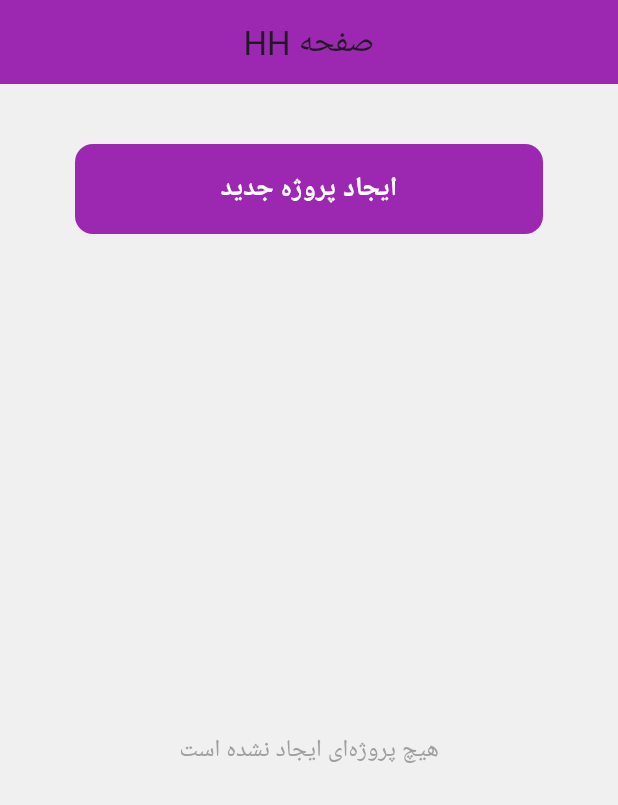
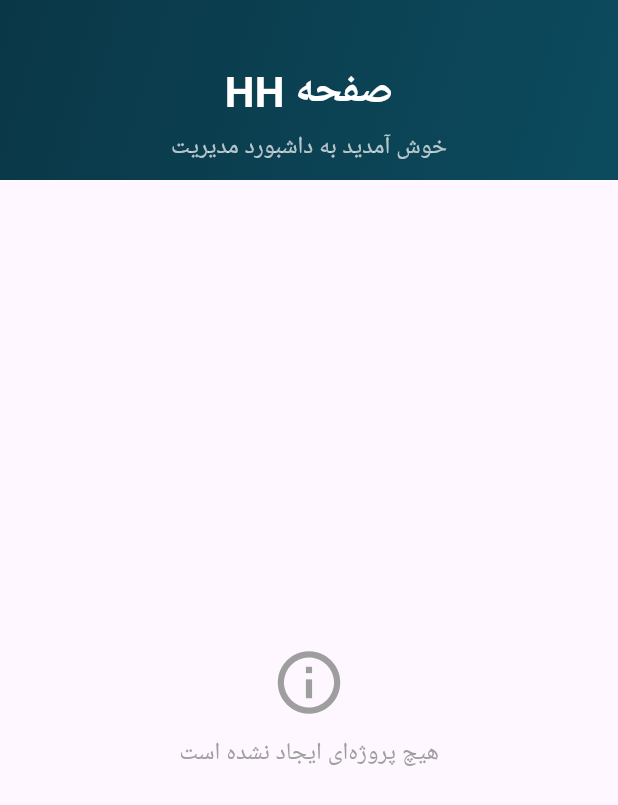
Before and after one commit to MarMar-mg/flutter_project_management, a Flutter app: the AdminHomePage screen opened directly with empty values, on a phone screen of 412 x 824 dp. Shown: the top 805 px of the screen. Run offline on Flutter 3.47's test engine with Material 3 defaults, Android fonts, the light colour scheme and no system bars; our stand-ins replace connectivity_plus, dartz, equatable, file_picker, get_it, get_storage and 4 more; accounts and stored records are empty.

Commit message:
home page(fix ui as theme)

```diff
--- a/lib/features/admin/home_page/pages/home_page.dart
+++ b/lib/features/admin/home_page/pages/home_page.dart
@@ -1,6 +1,6 @@
 import 'package:flutter/material.dart';
-import 'package:flutter/foundation.dart';
-import '../../../../applications/colors.dart';
+import 'package:managment_flutter_project/applications/colors.dart';
+
 import '../../../../main.dart';
 import '../../new_project/pages/creat_new_project_page.dart';
 import '../../projects/pages/project_page.dart';
@@ -14,106 +14,77 @@ class AdminHomePage extends StatefulWidget {
 }
 
 class _AdminHomePageState extends State<AdminHomePage> {
-  final List<String> projects = [];
+  late Future<dynamic> getProjectsFuture;
+
+  @override
+  void initState() {
+    super.initState();
+    getProjectsFuture = SupaBase.from('projects').select().eq('creator', widget.userId);
+  }
 
   void _addNewProject() {
     Navigator.push(
       context,
-      MaterialPageRoute(builder: (context) => CreateProjectPage(userId: widget.userId,)),
+      MaterialPageRoute(builder: (context) => CreateProjectPage(userId: widget.userId)),
     );
   }
 
   @override
   Widget build(BuildContext context) {
-    var getProjects = SupaBase.from('projects').select().eq('creator', widget.userId);
     return FutureBuilder(
-        future: getProjects,
+      future: getProjectsFuture,
       builder: (context, snapshot) {
-          if (!snapshot.hasData) {
+        if (snapshot.connectionState == ConnectionState.waiting) {
           return const Center(child: CircularProgressIndicator());
+        } else if (snapshot.hasError) {
+          return Center(child: Text('خطا در دریافت اطلاعات'));
+        } else if (!snapshot.hasData || snapshot.data.isEmpty) {
+          return Scaffold(
+            appBar: _buildCustomAppBar(),
+            body: Center(
+              child: Column(
+                mainAxisAlignment: MainAxisAlignment.center,
+                children: [
+                  Icon(Icons.info_outline, size: 50, color: Colors.grey),
+                  SizedBox(height: 10),
+                  Text(
+                    'هیچ پروژه‌ای ایجاد نشده است',
+                    style: TextStyle(fontSize: 16, color: Colors.grey),
+                  ),
+                ],
+              ),
+            ),
+          );
         }
         final projects = snapshot.data!;
         return Scaffold(
-            appBar: AppBar(
-              title: Center(child: Text('صفحه HH')),
-              backgroundColor: Colors.purple,
-            ),
-            backgroundColor: Color(0xfff0f0f0),
+          appBar: _buildCustomAppBar(),
+          backgroundColor: Color(0x343F5F68),
           body: Padding(
-              padding: const EdgeInsets.fromLTRB(50, 40.0, 50, 20),
-              child: Center(
+            padding: const EdgeInsets.all(16.0),
             child: Column(
-                  crossAxisAlignment: CrossAxisAlignment.center,
               children: [
-                    GestureDetector(
+                HoverButton(
                   onTap: _addNewProject,
-                      child: Container(
-                        width: double.infinity,
-                        height: 60,
-                        decoration: BoxDecoration(
-                          color: Colors.purple,
-                          borderRadius: BorderRadius.circular(12),
-                        ),
-                        child: Center(
                   child: Text(
                     'ایجاد پروژه جدید',
-                            style: TextStyle(
-                              fontSize: 18,
-                              fontWeight: FontWeight.bold,
-                              color: Colors.white,
+                    style: TextStyle(fontSize: 18, fontWeight: FontWeight.bold, color: Colors.white),
                   ),
                 ),
-                        ),
-                      ),
-                    ),
-                    SizedBox(height: 40),
+                const SizedBox(height: 20),
                 Expanded(
-                      child: projects.isEmpty
-                          ? Center(
-                              child: Text(
-                                'هیچ پروژه‌ای ایجاد نشده است',
-                                style:
-                                    TextStyle(fontSize: 16, color: Colors.grey),
-                              ),
-                            )
-                          : GridView.builder(
-                              gridDelegate:
-                                  const SliverGridDelegateWithFixedCrossAxisCount(
-                                crossAxisCount: 5, // Number of items per row
+                  child: GridView.builder(
+                    gridDelegate: SliverGridDelegateWithFixedCrossAxisCount(
+                      crossAxisCount: (MediaQuery.of(context).size.width / 200).floor(),
                       crossAxisSpacing: 10,
                       mainAxisSpacing: 10,
                     ),
                     itemCount: projects.length,
                     itemBuilder: (context, index) {
                       final project = projects[index];
-                                return GestureDetector(
-                                  onTap: () {
-                                    Navigator.push(
-                                      context,
-                                      MaterialPageRoute(
-                                          builder: (context) => ProjectPage(
-                                                projectName:
-                                                    project['projectname'],
-                                                projectId:
-                                                    project['projectid'],
-                                                teamId: project['teamid'],
-                                                description:
-                                                    project['description'], userId: widget.userId,
-                                              )),
-                                    );
-                                  },
-                                  child: Card(
-                                    elevation: 3,
-                                    color: Colors.white,
-                                    child: Center(
-                                      child: Text(
-                                        project['projectname'],
-                                        style: TextStyle(
-                                            fontSize: 16,
-                                            fontWeight: FontWeight.bold),
-                                      ),
-                                    ),
-                                  ),
+                      return HoverCard(
+                        project: project,
+                        userId: widget.userId,
                       );
                     },
                   ),
@@ -121,8 +92,189 @@ class _AdminHomePageState extends State<AdminHomePage> {
               ],
             ),
           ),
+        );
+      },
+    );
+  }
+
+  PreferredSizeWidget _buildCustomAppBar() {
+    return PreferredSize(
+      preferredSize: Size.fromHeight(120.0), // Increased height for better visuals
+      child: AppBar(
+        flexibleSpace: Container(
+          decoration: BoxDecoration(
+            gradient: LinearGradient(
+              colors: [Color(0xFF0A3747), Color(0xFF0C4B5E)],
+              begin: Alignment.topLeft,
+              end: Alignment.bottomRight,
+            ),
+          ),
+          child: Align(
+            alignment: Alignment.bottomCenter,
+            child: Padding(
+              padding: const EdgeInsets.only(bottom: 10.0),
+              child: Column(
+                mainAxisSize: MainAxisSize.min,
+                children: [
+                  Text(
+                    'صفحه HH',
+                    style: TextStyle(fontSize: 28, fontWeight: FontWeight.bold, color: Colors.white),
+                  ),
+                  SizedBox(height: 5),
+                  Text(
+                    'خوش آمدید به داشبورد مدیریت',
+                    style: TextStyle(fontSize: 16, color: Colors.white70),
+                  ),
+                ],
+              ),
+            ),
+          ),
+        ),
+        centerTitle: true,
+        elevation: 0,
       ),
     );
-        });
+  }
+
+}
+
+class HoverButton extends StatefulWidget {
+  final Widget child;
+  final VoidCallback onTap;
+
+  const HoverButton({Key? key, required this.child, required this.onTap}) : super(key: key);
+
+  @override
+  State<HoverButton> createState() => _HoverButtonState();
+}
+
+class _HoverButtonState extends State<HoverButton> {
+  bool _isHovered = false;
+
+  @override
+  Widget build(BuildContext context) {
+    return GestureDetector(
+      onTap: widget.onTap,
+      child: MouseRegion(
+        onEnter: (_) => setState(() => _isHovered = true),
+        onExit: (_) => setState(() => _isHovered = false),
+        child: AnimatedContainer(
+          duration: const Duration(milliseconds: 300),
+          curve: Curves.easeInOut,
+          height: 60,
+          decoration: BoxDecoration(
+            gradient: _isHovered
+                ? LinearGradient(
+              colors: [Color(0xFF0C4B5E), Color(0xFF0A3747)],
+              begin: Alignment.topLeft,
+              end: Alignment.bottomRight,
+            )
+                : LinearGradient(
+              colors: [Color(0xFF0A3747), Color(0xFF0C4B5E)],
+            ),
+            borderRadius: BorderRadius.circular(12),
+            boxShadow: _isHovered
+                ? [
+              BoxShadow(
+                color: Color(0xFF0A3747).withOpacity(0.5),
+                spreadRadius: 2,
+                blurRadius: 10,
+                offset: Offset(0, 5),
+              )
+            ]
+                : [
+              BoxShadow(
+                color: Colors.grey.withOpacity(0.3),
+                spreadRadius: 1,
+                blurRadius: 5,
+                offset: Offset(0, 3),
+              )
+            ],
+          ),
+          child: Center(
+            child: widget.child,
+          ),
+        ),
+      ),
+    );
   }
 }
+
+class HoverCard extends StatefulWidget {
+  final dynamic project;
+  final int userId;
+
+  const HoverCard({Key? key, required this.project, required this.userId}) : super(key: key);
+
+  @override
+  State<HoverCard> createState() => _HoverCardState();
+}
+
+class _HoverCardState extends State<HoverCard> {
+  bool _isHovered = false;
+
+  @override
+  Widget build(BuildContext context) {
+    return GestureDetector(
+      onTap: () {
+        Navigator.push(
+          context,
+          MaterialPageRoute(
+            builder: (context) => ProjectPage(
+              projectName: widget.project['projectname'] ?? 'نام‌پروژه',
+              projectId: widget.project['projectid'] ?? 0,
+              teamId: widget.project['teamid'] ?? 0,
+              description: widget.project['description'] ?? '',
+              userId: widget.userId,
+            ),
+          ),
+        );
+      },
+      child: MouseRegion(
+        onEnter: (_) => setState(() => _isHovered = true),
+        onExit: (_) => setState(() => _isHovered = false),
+        child: AnimatedContainer(
+          duration: const Duration(milliseconds: 300),
+          curve: Curves.easeInOut,
+          decoration: BoxDecoration(
+            color: _isHovered ? Color(0xFF0A3747).withOpacity(0.1) : Colors.white,
+            borderRadius: BorderRadius.circular(15),
+            boxShadow: _isHovered
+                ? [
+              BoxShadow(
+                color: Color(0xFF0A3747).withOpacity(0.4),
+                spreadRadius: 2,
+                blurRadius: 10,
+                offset: Offset(0, 5),
+              )
+            ]
+                : [
+              BoxShadow(
+                color: Colors.grey.withOpacity(0.3),
+                spreadRadius: 1,
+                blurRadius: 5,
+                offset: Offset(0, 3),
+              )
+            ],
+          ),
+          transform: _isHovered ? (Matrix4.identity()..scale(1.05)) : Matrix4.identity(),
+          child: Padding(
+            padding: const EdgeInsets.all(10.0),
+            child: Column(
+              mainAxisAlignment: MainAxisAlignment.center,
+              children: [
+                Icon(Icons.folder, size: 50, color: Color(0xFF0A3747)),
+                SizedBox(height: 10),
+                Text(
+                  widget.project['projectname'] ?? 'نام‌پروژه',
+                  style: TextStyle(fontSize: 14, fontWeight: FontWeight.bold),
+                  textAlign: TextAlign.center,
+                ),
+              ],
+            ),
+          ),
+        ),
+      ),
+    );
+  }
+}
```
Lines whose indentation alone changed are shown as unchanged.
